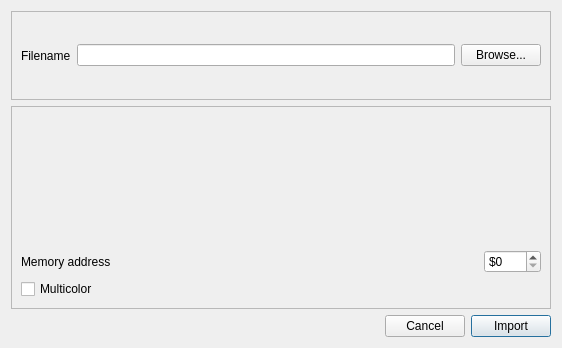
Qt form src/importvicedialog.ui (ricardoquesada/vchar64) before a commit.
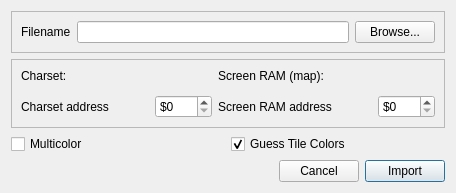
The same form after that commit. Custom widgets are drawn as their Qt base class.

Commit message:
Import VICE Snapshot supports maps
fixes issue #13

Patch:
```diff
--- a/src/importvicedialog.ui
+++ b/src/importvicedialog.ui
@@ -2,14 +2,6 @@
 <ui version="4.0">
  <class>ImportVICEDialog</class>
  <widget class="QDialog" name="ImportVICEDialog">
-  <property name="geometry">
-   <rect>
-    <x>0</x>
-    <y>0</y>
-    <width>562</width>
-    <height>348</height>
-   </rect>
-  </property>
   <property name="windowTitle">
    <string>Import VICE snapshot</string>
   </property>
@@ -54,23 +46,19 @@
      <property name="frameShadow">
       <enum>QFrame::Raised</enum>
      </property>
-     <layout class="QVBoxLayout" name="verticalLayout_2">
-      <item>
-       <widget class="ImportVICECharsetWidget" name="widget" native="true">
-        <property name="minimumSize">
-         <size>
-          <width>512</width>
-          <height>128</height>
-         </size>
-        </property>
-       </widget>
+     <layout class="QGridLayout" name="gridLayout">
+      <item row="1" column="1">
+       <widget class="ImportVICEScreenRAMWidget" name="widgetScreenRAM" native="true"/>
       </item>
-      <item>
+      <item row="1" column="0">
+       <widget class="ImportVICECharsetWidget" name="widgetCharset" native="true"/>
+      </item>
+      <item row="2" column="0">
        <layout class="QHBoxLayout" name="horizontalLayout">
         <item>
          <widget class="QLabel" name="label">
           <property name="text">
-           <string>Memory address</string>
+           <string>Charset address</string>
           </property>
          </widget>
         </item>
@@ -105,16 +93,87 @@
         </item>
        </layout>
       </item>
-      <item>
-       <widget class="QCheckBox" name="checkBox">
+      <item row="2" column="1">
+       <layout class="QHBoxLayout" name="horizontalLayout_4">
+        <item>
+         <widget class="QLabel" name="label_3">
+          <property name="text">
+           <string>Screen RAM address</string>
+          </property>
+         </widget>
+        </item>
+        <item>
+         <spacer name="horizontalSpacer_3">
+          <property name="orientation">
+           <enum>Qt::Horizontal</enum>
+          </property>
+          <property name="sizeHint" stdset="0">
+           <size>
+            <width>40</width>
+            <height>20</height>
+           </size>
+          </property>
+         </spacer>
+        </item>
+        <item>
+         <widget class="QSpinBox" name="spinBoxScreenRAM">
+          <property name="prefix">
+           <string>$</string>
+          </property>
+          <property name="maximum">
+           <number>64512</number>
+          </property>
+          <property name="singleStep">
+           <number>1024</number>
+          </property>
+          <property name="displayIntegerBase">
+           <number>16</number>
+          </property>
+         </widget>
+        </item>
+       </layout>
+      </item>
+      <item row="0" column="0">
+       <widget class="QLabel" name="label_4">
         <property name="text">
-         <string>Multicolor</string>
+         <string>Charset:</string>
+        </property>
+       </widget>
+      </item>
+      <item row="0" column="1">
+       <widget class="QLabel" name="label_5">
+        <property name="text">
+         <string>Screen RAM (map):</string>
         </property>
        </widget>
       </item>
      </layout>
     </widget>
    </item>
+   <item>
+    <layout class="QHBoxLayout" name="horizontalLayout_5">
+     <item>
+      <widget class="QCheckBox" name="checkBoxMulticolor">
+       <property name="text">
+        <string>Multicolor</string>
+       </property>
+      </widget>
+     </item>
+     <item>
+      <widget class="QCheckBox" name="checkBoxGuessColors">
+       <property name="text">
+        <string>Guess Tile Colors</string>
+       </property>
+       <property name="checked">
+        <bool>true</bool>
+       </property>
+      </widget>
+     </item>
+     <item>
+      <layout class="QHBoxLayout" name="horizontalLayout_6"/>
+     </item>
+    </layout>
+   </item>
    <item>
     <layout class="QHBoxLayout" name="horizontalLayout_2">
      <item>
@@ -158,6 +217,12 @@
    <header>importvicecharsetwidget.h</header>
    <container>1</container>
   </customwidget>
+  <customwidget>
+   <class>ImportVICEScreenRAMWidget</class>
+   <extends>QWidget</extends>
+   <header>importvicescreenramwidget.h</header>
+   <container>1</container>
+  </customwidget>
  </customwidgets>
  <tabstops>
   <tabstop>lineEdit</tabstop>
```
Left out of the diff: 39 changed lines with no effect on the pictures. The commit also changes 11 other files.
